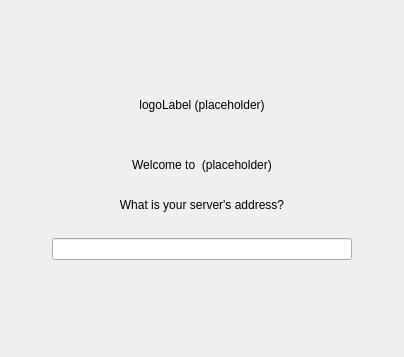
This is src/gui/newwizard/pages/serverurlsetupwizardpage.ui in nextcloud/desktop as Qt 5 draws it before an edit. The edited form follows.
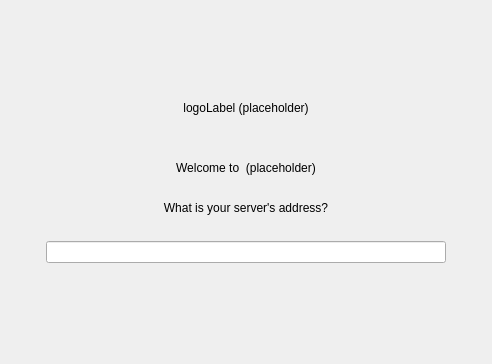
This is the edited form. Custom widgets are drawn as their Qt base class.

Commit message:
Make URL line edit wider
Some URLs commonly used are too wide and don't fit. This width still looks good with both the default and the testpilot theme.

What changed in the file:
```diff
--- a/src/gui/newwizard/pages/serverurlsetupwizardpage.ui
+++ b/src/gui/newwizard/pages/serverurlsetupwizardpage.ui
@@ -6,8 +6,8 @@
    <rect>
     <x>0</x>
     <y>0</y>
-    <width>404</width>
-    <height>357</height>
+    <width>492</width>
+    <height>364</height>
    </rect>
   </property>
   <property name="windowTitle">
@@ -136,7 +136,7 @@
        </property>
        <property name="minimumSize">
         <size>
-         <width>300</width>
+         <width>400</width>
          <height>0</height>
         </size>
        </property>
```
